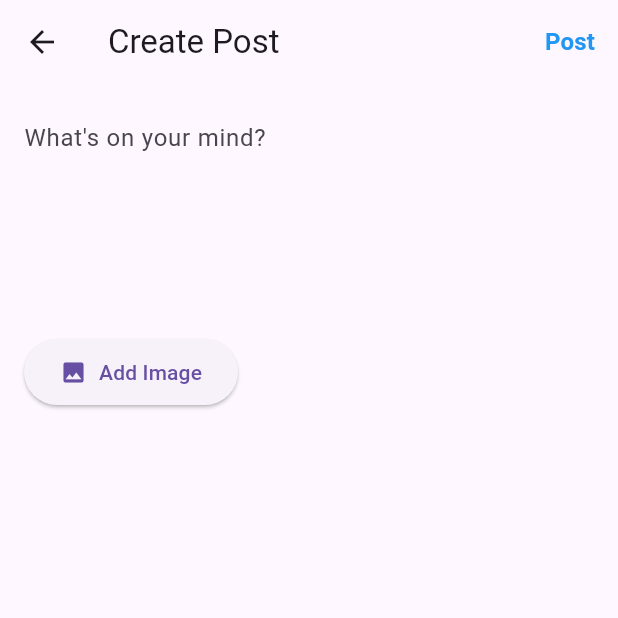
After one commit to AliKomayha/mini_social, a Flutter app: the CreatePostScreen screen opened directly, on a phone screen of 412 x 824 dp, the top half of it. The commit adds this screen. Run offline on Flutter 3.47's test engine with Material 3 defaults, Android fonts, the phone set to English and light mode, and no system bars; our stand-ins replace image_picker, shared_preferences; accounts and stored records are empty.

Commit message:
adding add post feature

```diff
--- a/lib/config.dart
+++ b/lib/config.dart
@@ -1,6 +1,6 @@
 class AppConfig {
-  static const String baseUrl = "http://192.168.1.110:5028"; // change IP here when needed
+  static const String baseUrl = "http://10.103.233.44:5028"; // change IP here when needed
 }
-//http://10.77.152.44:5028  from the mobile hotspot
 
-//http://192.168.1.115:5028  mostly from the home wifi
+
+//http://192.168.1.110:5028  mostly from the home wifi
--- /dev/null
+++ b/lib/create_post_screen.dart
@@ -0,0 +1,228 @@
+import 'dart:io';
+import 'package:flutter/material.dart';
+import 'package:image_picker/image_picker.dart';
+import 'package:mini_social/config.dart';
+import 'package:mini_social/data/services/post_service.dart';
+import 'package:shared_preferences/shared_preferences.dart';
+
+class CreatePostScreen extends StatefulWidget {
+  final VoidCallback? onPostCreated;
+
+  const CreatePostScreen({super.key, this.onPostCreated});
+
+  @override
+  State<CreatePostScreen> createState() => _CreatePostScreenState();
+}
+
+class _CreatePostScreenState extends State<CreatePostScreen> {
+  final TextEditingController _textController = TextEditingController();
+  final ImagePicker _imagePicker = ImagePicker();
+  File? _selectedImage;
+  bool _isLoading = false;
+  String? _token;
+  String? _error;
+
+  @override
+  void initState() {
+    super.initState();
+    _loadToken();
+  }
+
+  @override
+  void dispose() {
+    _textController.dispose();
+    super.dispose();
+  }
+
+  Future<void> _loadToken() async {
+    final prefs = await SharedPreferences.getInstance();
+    setState(() {
+      _token = prefs.getString('token');
+    });
+  }
+
+  Future<void> _pickImage() async {
+    try {
+      final XFile? image = await _imagePicker.pickImage(
+        source: ImageSource.gallery,
+        imageQuality: 85,
+      );
+
+      if (image != null) {
+        setState(() {
+          _selectedImage = File(image.path);
+        });
+      }
+    } catch (e) {
+      ScaffoldMessenger.of(context).showSnackBar(
+        SnackBar(content: Text('Error picking image: $e')),
+      );
+    }
+  }
+
+  void _removeImage() {
+    setState(() {
+      _selectedImage = null;
+    });
+  }
+
+  Future<void> _createPost() async {
+    if (_token == null) {
+      ScaffoldMessenger.of(context).showSnackBar(
+        const SnackBar(content: Text('Not authenticated')),
+      );
+      return;
+    }
+
+    final text = _textController.text.trim();
+    if (text.isEmpty && _selectedImage == null) {
+      ScaffoldMessenger.of(context).showSnackBar(
+        const SnackBar(content: Text('Please enter text or select an image')),
+      );
+      return;
+    }
+
+    setState(() {
+      _isLoading = true;
+      _error = null;
+    });
+
+    try {
+      final service = PostService(
+        baseUrl: AppConfig.baseUrl,
+        token: _token!,
+      );
+
+      final result = await service.createPost(
+        text: text,
+        image: _selectedImage,
+      );
+
+      if (result['success'] == true) {
+        // Call the callback to refresh the feed
+        widget.onPostCreated?.call();
+
+        // Show success message and navigate back
+        if (mounted) {
+          ScaffoldMessenger.of(context).showSnackBar(
+            const SnackBar(content: Text('Post created successfully!')),
+          );
+          Navigator.pop(context);
+        }
+      } else {
+        setState(() {
+          _error = result['message'] ?? 'Failed to create post';
+          _isLoading = false;
+        });
+      }
+    } catch (e) {
+      setState(() {
+        _error = 'Error: $e';
+        _isLoading = false;
+      });
+    }
+  }
+
+  @override
+  Widget build(BuildContext context) {
+    return Scaffold(
+      appBar: AppBar(
+        title: const Text('Create Post'),
+        actions: [
+          if (_isLoading)
+            const Padding(
+              padding: EdgeInsets.all(16.0),
+              child: SizedBox(
+                width: 20,
+                height: 20,
+                child: CircularProgressIndicator(strokeWidth: 2),
+              ),
+            )
+          else
+            TextButton(
+              onPressed: _createPost,
+              child: const Text(
+                'Post',
+                style: TextStyle(
+                  color: Colors.blue,
+                  fontWeight: FontWeight.bold,
+                  fontSize: 16,
+                ),
+              ),
+            ),
+        ],
+      ),
+      body: SingleChildScrollView(
+        padding: const EdgeInsets.all(16),
+        child: Column(
+          crossAxisAlignment: CrossAxisAlignment.start,
+          children: [
+            // Text Input
+            TextField(
+              controller: _textController,
+              decoration: const InputDecoration(
+                hintText: "What's on your mind?",
+                border: InputBorder.none,
+              ),
+              maxLines: null,
+              minLines: 5,
+              style: const TextStyle(fontSize: 16),
+            ),
+            const SizedBox(height: 16),
+
+            // Selected Image Preview
+            if (_selectedImage != null) ...[
+              Stack(
+                children: [
+                  ClipRRect(
+                    borderRadius: BorderRadius.circular(12),
+                    child: Image.file(
+                      _selectedImage!,
+                      width: double.infinity,
+                      fit: BoxFit.cover,
+                    ),
+                  ),
+                  Positioned(
+                    top: 8,
+                    right: 8,
+                    child: CircleAvatar(
+                      backgroundColor: Colors.black54,
+                      child: IconButton(
+                        icon: const Icon(Icons.close, color: Colors.white),
+                        onPressed: _removeImage,
+                      ),
+                    ),
+                  ),
+                ],
+              ),
+              const SizedBox(height: 16),
+            ],
+
+            // Error Message
+            if (_error != null)
+              Padding(
+                padding: const EdgeInsets.only(bottom: 16),
+                child: Text(
+                  _error!,
+                  style: const TextStyle(color: Colors.red),
+                ),
+              ),
+
+            // Image Picker Button
+            ElevatedButton.icon(
+              onPressed: _isLoading ? null : _pickImage,
+              icon: const Icon(Icons.image),
+              label: const Text('Add Image'),
+              style: ElevatedButton.styleFrom(
+                padding: const EdgeInsets.symmetric(
+                  horizontal: 24,
+                  vertical: 12,
+                ),
+              ),
+            ),
+          ],
+        ),
+      ),
+    );
+  }
+}
--- /dev/null
+++ b/lib/data/services/post_service.dart
@@ -0,0 +1,164 @@
+import 'dart:convert';
+import 'dart:io';
+import 'package:http/http.dart' as http;
+import 'package:shared_preferences/shared_preferences.dart';
+import 'package:mini_social/config.dart';
+
+class PostService {
+  final String baseUrl;
+  final String token;
+
+  PostService({required this.baseUrl, required this.token});
+
+  Future<Map<String, dynamic>> createPost({
+    required String text,
+    File? image,
+  }) async {
+    final url = Uri.parse('$baseUrl/api/PostsApi/Create');
+
+    var request = http.MultipartRequest('POST', url);
+    request.headers['Authorization'] = 'Bearer $token';
+    request.fields['text'] = text;
+
+    if (image != null) {
+      var fileStream = http.ByteStream(image.openRead());
+      var fileLength = await image.length();
+      var multipartFile = http.MultipartFile(
+        'image',
+        fileStream,
+        fileLength,
+        filename: image.path.split('/').last,
+      );
+      request.files.add(multipartFile);
+    }
+
+    try {
+      var streamedResponse = await request.send();
+      var response = await http.Response.fromStream(streamedResponse);
+
+      if (response.statusCode == 200) {
+        final data = jsonDecode(response.body);
+        return {
+          'success': true,
+          'post': data['post'],
+        };
+      } else {
+        return {
+          'success': false,
+          'message': 'Failed to create post: ${response.statusCode}',
+        };
+      }
+    } catch (e) {
+      return {
+        'success': false,
+        'message': 'Error creating post: $e',
+      };
+    }
+  }
+
+  Future<Map<String, dynamic>> toggleLike(int postId) async {
+    final url = Uri.parse('$baseUrl/api/PostsApi/ToggleLike');
+
+    var request = http.MultipartRequest('POST', url);
+    request.headers['Authorization'] = 'Bearer $token';
+    request.fields['postId'] = postId.toString();
+
+    try {
+      var streamedResponse = await request.send();
+      var response = await http.Response.fromStream(streamedResponse);
+
+      if (response.statusCode == 200) {
+        final data = jsonDecode(response.body);
+        return {
+          'success': true,
+          'likeCount': data['likeCount'],
+        };
+      } else {
+        return {
+          'success': false,
+          'message': 'Failed to toggle like',
+        };
+      }
+    } catch (e) {
+      return {
+        'success': false,
+        'message': 'Error toggling like: $e',
+      };
+    }
+  }
+
+  Future<Map<String, dynamic>> deletePost(int postId) async {
+    final url = Uri.parse('$baseUrl/api/PostsApi/Delete');
+
+    var request = http.MultipartRequest('POST', url);
+    request.headers['Authorization'] = 'Bearer $token';
+    request.fields['postId'] = postId.toString();
+
+    try {
+      var streamedResponse = await request.send();
+      var response = await http.Response.fromStream(streamedResponse);
+
+      if (response.statusCode == 200) {
+        return {'success': true};
+      } else {
+        return {
+          'success': false,
+          'message': 'Failed to delete post',
+        };
+      }
+    } catch (e) {
+      return {
+        'success': false,
+        'message': 'Error deleting post: $e',
+      };
+    }
+  }
+
+  Future<Map<String, dynamic>> editPost({
+    required int id,
+    required String text,
+    File? image,
+  }) async {
+    final url = Uri.parse('$baseUrl/api/PostsApi/Edit');
+
+    var request = http.MultipartRequest('POST', url);
+    request.headers['Authorization'] = 'Bearer $token';
+    request.fields['id'] = id.toString();
+    request.fields['text'] = text;
+
+    if (image != null) {
+      var fileStream = http.ByteStream(image.openRead());
+      var fileLength = await image.length();
+      var multipartFile = http.MultipartFile(
+        'image',
+        fileStream,
+        fileLength,
+        filename: image.path.split('/').last,
+      );
+      request.files.add(multipartFile);
+    }
+
+    try {
+      var streamedResponse = await request.send();
+      var response = await http.Response.fromStream(streamedResponse);
+
+      if (response.statusCode == 200) {
+        final data = jsonDecode(response.body);
+        return {
+          'success': true,
+          'post': data['post'],
+        };
+      } else {
+        return {
+          'success': false,
+          'message': 'Failed to edit post: ${response.statusCode}',
+        };
+      }
+    } catch (e) {
+      return {
+        'success': false,
+        'message': 'Error editing post: $e',
+      };
+    }
+  }
+}
--- a/pubspec.yaml
+++ b/pubspec.yaml
@@ -32,6 +32,7 @@ dependencies:
     sdk: flutter
   http: ^1.2.0
   shared_preferences: ^2.3.0
+  image_picker: ^1.0.7
 
   # The following adds the Cupertino Icons font to your application.
   # Use with the CupertinoIcons class for iOS style icons.
```
Also changed, not shown: lib/feed_widget.dart (+13 -2 lines), lib/home.dart (+16 -3 lines), pubspec.lock, 6 other files.
